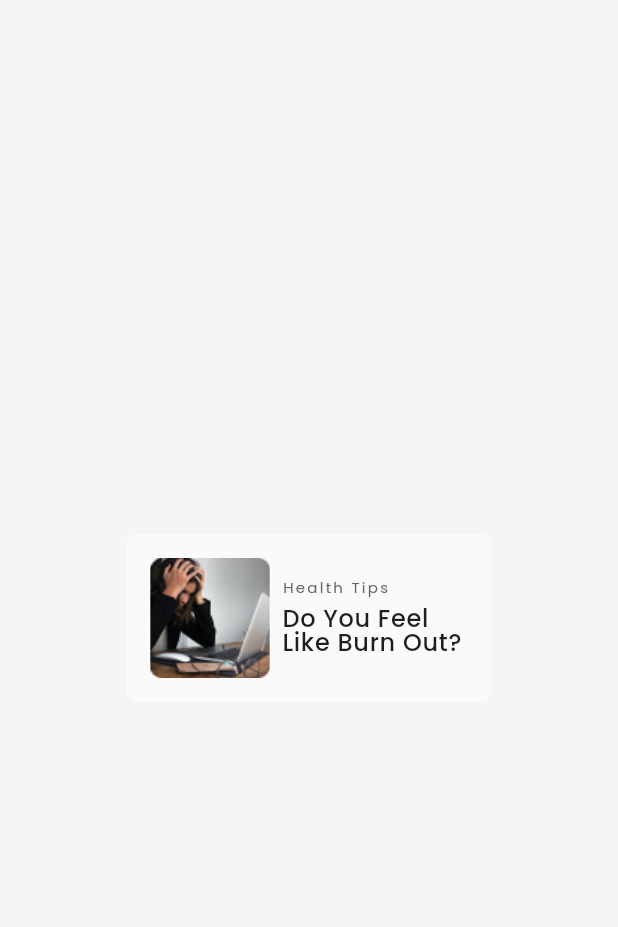
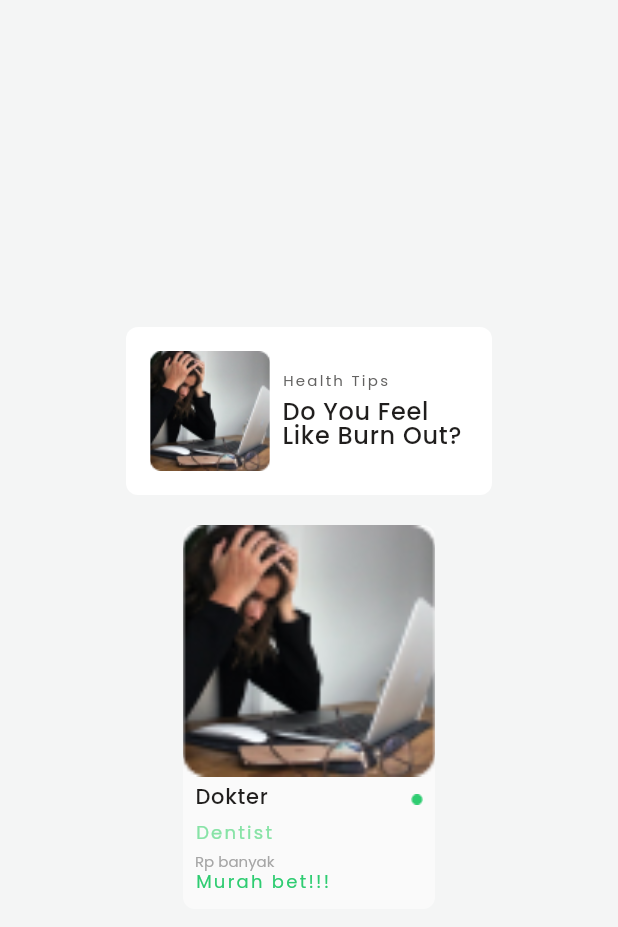
Before and after one commit to frrhan/uipractice, a Flutter app: the screen it shows after launch, on a phone screen of 412 x 824 dp. Shown: the top 927 px of the screen. Run offline on Flutter 3.47's test engine with Material 2 defaults, Android fonts, the phone set to English and light mode, and no system bars; our stand-ins replace google_fonts.

Commit message:
add another text style and card
there's little bug, already command on the code

```diff
--- a/prac/lib/pages/testpage.dart
+++ b/prac/lib/pages/testpage.dart
@@ -16,6 +16,19 @@ class Testpage extends StatelessWidget {
             child: Card1(
               text1: "Health Tips",
               text2: "Do You Feel \nLike Burn Out? ",
+              pic: 'assets/card1.png',
+            ),
+          ),
+          SizedBox(
+            height: 20,
+          ),
+          Center(
+            child: Card2(
+              name: "Dokter",
+              mukadokter: 'assets/card1.png',
+              specialist: "Dentist",
+              price: "Rp banyak",
+              disprice: "Murah bet!!!",
             ),
           ),
         ],
--- a/prac/lib/pages/widgets/card.dart
+++ b/prac/lib/pages/widgets/card.dart
@@ -5,10 +5,12 @@ import 'package:prac/style/textstyle.dart';
 class Card1 extends StatelessWidget {
   String text1;
   String text2;
+  String pic;
 
   Card1({
     this.text1,
     this.text2,
+    this.pic,
   });
 
   @override
@@ -18,7 +20,7 @@ class Card1 extends StatelessWidget {
       width: 244,
       decoration: BoxDecoration(
         borderRadius: BorderRadius.circular(8),
-        color: Colors.white54,
+        color: Colors.white,
         // border: Border.all(color: Colors.black),
       ),
       child: Padding(
@@ -30,7 +32,7 @@ class Card1 extends StatelessWidget {
               width: 80,
               decoration: BoxDecoration(
                 image: DecorationImage(
-                  image: AssetImage('assets/card1.png'),
+                  image: AssetImage(pic),
                   fit: BoxFit.cover,
                 ),
               ),
@@ -61,3 +63,89 @@ class Card1 extends StatelessWidget {
     );
   }
 }
+
+//should be statefull, pusing stateless dulu
+class Card2 extends StatelessWidget {
+  String name;
+  String mukadokter;
+  String specialist;
+  String price;
+  String disprice;
+
+  Card2({
+    this.name,
+    this.mukadokter,
+    this.specialist,
+    this.price,
+    this.disprice,
+  });
+
+  @override
+  Widget build(BuildContext context) {
+    return Container(
+      height: 256,
+      width: 168,
+      decoration: BoxDecoration(
+        borderRadius: BorderRadius.circular(8),
+        color: Colors.white54,
+        // border: Border.all(color: Colors.black),
+      ),
+      child: Column(
+        children: [
+          Container(
+            height: 168,
+            width: 168,
+            decoration: BoxDecoration(
+              //still wrong, ada border radius dibawahnya
+              image: DecorationImage(
+                image: AssetImage(mukadokter),
+                fit: BoxFit.cover,
+              ),
+            ),
+          ),
+          Padding(
+            padding: const EdgeInsets.all(8.0),
+            child: Column(
+              crossAxisAlignment: CrossAxisAlignment.start,
+              children: [
+                Row(
+                  mainAxisAlignment: MainAxisAlignment.spaceBetween,
+                  crossAxisAlignment: CrossAxisAlignment.center,
+                  children: [
+                    Subtitle2(
+                      text: name,
+                      textcolor: quantumBlack100,
+                    ),
+                    Image.asset(
+                      'assets/online.png',
+                      height: 8,
+                      width: 8,
+                    ),
+                  ],
+                ),
+                SizedBox(
+                  height: 8,
+                ),
+                Caption(
+                  text: specialist,
+                  textcolor: primaryLightGreen50,
+                ),
+                SizedBox(
+                  height: 8,
+                ),
+                SmallText(
+                  text: price,
+                  textcolor: quantumBlack40,
+                ),
+                Caption(
+                  text: disprice,
+                  textcolor: primaryGreen,
+                )
+              ],
+            ),
+          )
+        ],
+      ),
+    );
+  }
+}
--- a/prac/lib/style/colorstyle.dart
+++ b/prac/lib/style/colorstyle.dart
@@ -15,7 +15,7 @@ Color secondaryNavy50 = Color(0XFF9DA7BE);
 Color quantumBlack100 = Color(0XFF201E1D);
 Color quantumBlack90 = Color(0XFF373534);
 Color quantumBlack70 = Color(0XFF636261);
-Color quantumBlack50 = Color(0XFFA6A6A6);
+Color quantumBlack40 = Color(0XFFA6A6A6);
 
 Color whiteBackground = Color(0XFFF4F5F5);
 
--- a/prac/lib/style/textstyle.dart
+++ b/prac/lib/style/textstyle.dart
@@ -49,3 +49,75 @@ class Subtitle1 extends StatelessWidget {
     );
   }
 }
+
+class Subtitle2 extends StatelessWidget {
+  String text;
+  Color textcolor;
+
+  Subtitle2({
+    this.text,
+    this.textcolor,
+  });
+
+  @override
+  Widget build(BuildContext context) {
+    return Text(
+      text,
+      style: GoogleFonts.poppins(
+        fontSize: 14,
+        fontWeight: FontWeight.w500,
+        color: textcolor,
+        letterSpacing: 0.5,
+        height: 1,
+      ),
+    );
+  }
+}
+
+class Caption extends StatelessWidget {
+  String text;
+  Color textcolor;
+
+  Caption({
+    this.text,
+    this.textcolor,
+  });
+
+  @override
+  Widget build(BuildContext context) {
+    return Text(
+      text,
+      style: GoogleFonts.poppins(
+        fontSize: 12,
+        fontWeight: FontWeight.w400,
+        color: textcolor,
+        letterSpacing: 1.5,
+        height: 1.25,
+      ),
+    );
+  }
+}
+
+class SmallText extends StatelessWidget {
+  String text;
+  Color textcolor;
+
+  SmallText({
+    this.text,
+    this.textcolor,
+  });
+
+  @override
+  Widget build(BuildContext context) {
+    return Text(
+      text,
+      style: GoogleFonts.poppins(
+        fontSize: 10,
+        fontWeight: FontWeight.w400,
+        color: textcolor,
+        letterSpacing: 0,
+        height: 1,
+      ),
+    );
+  }
+}
--- a/prac/pubspec.yaml
+++ b/prac/pubspec.yaml
@@ -47,7 +47,7 @@ flutter:
 
   # To add assets to your application, add an assets section, like this:
   assets:
-    - assets/card1.png
+    - assets/
   #   - images/a_dot_burr.jpeg
   #   - images/a_dot_ham.jpeg
 
```
Also changed, not shown: prac/assets/online.png (added).
